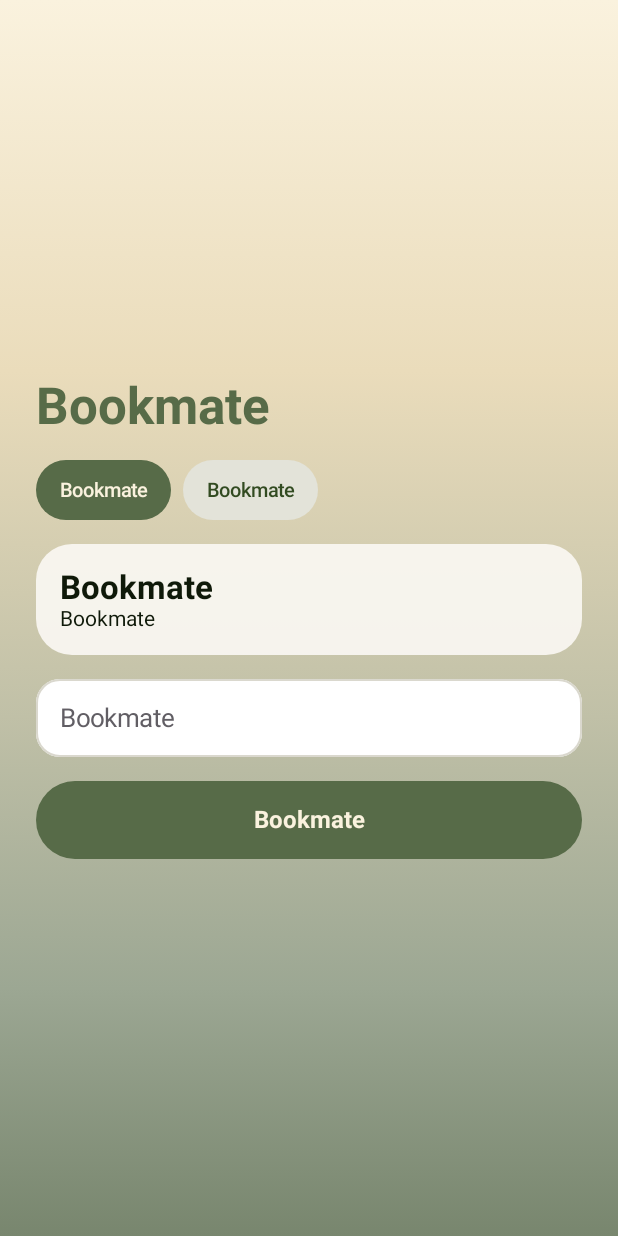
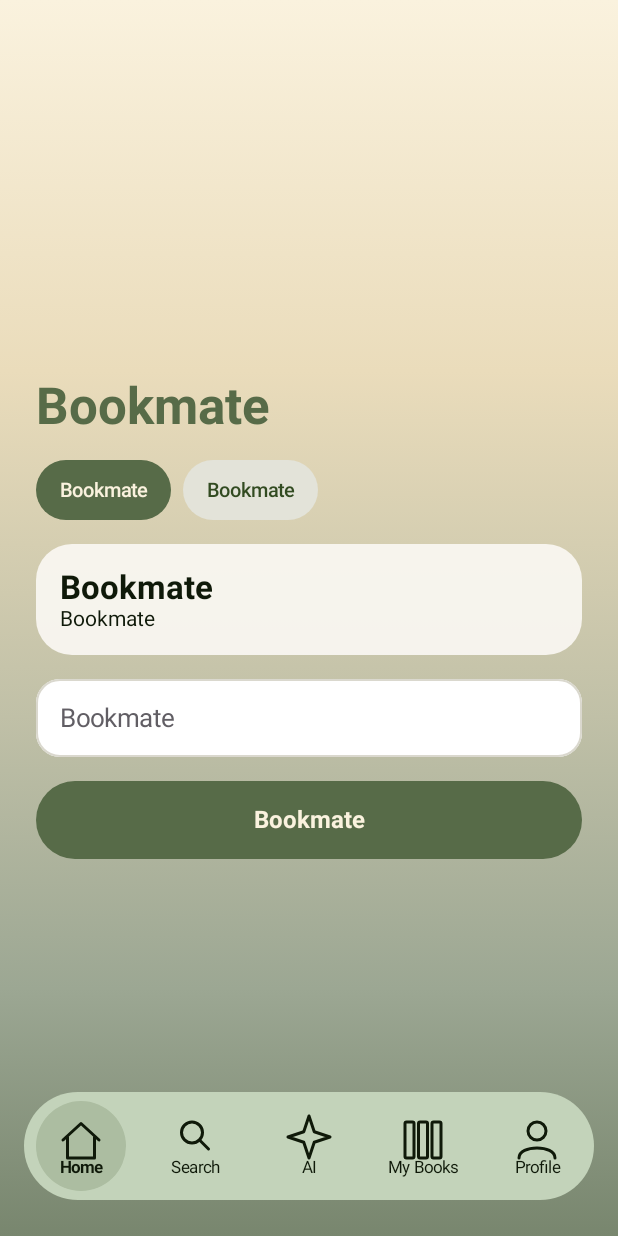
Before and after one commit to shuvosarkar96/Bookmate, an Android app built with Jetpack Compose: the screen it shows after launch (MainActivity), on a phone screen of 412 x 824 dp. Run offline under Robolectric (Android 15) with nearby library versions, the phone set to English and light mode, and no system bars; our stand-ins replace Dagger/Hilt's generated code.

Commit message:
feat: add floating pill bottom navigation

```diff
--- a/implementation/Bookmate/app/src/main/java/com/bookmate/app/MainActivity.kt
+++ b/implementation/Bookmate/app/src/main/java/com/bookmate/app/MainActivity.kt
@@ -5,6 +5,7 @@ import androidx.activity.ComponentActivity
 import androidx.activity.compose.setContent
 import androidx.compose.foundation.background
 import androidx.compose.foundation.layout.Arrangement
+import androidx.compose.foundation.layout.Box
 import androidx.compose.foundation.layout.Column
 import androidx.compose.foundation.layout.Row
 import androidx.compose.foundation.layout.fillMaxSize
@@ -20,9 +21,11 @@ import androidx.compose.ui.Alignment
 import androidx.compose.ui.Modifier
 import androidx.compose.ui.res.stringResource
 import androidx.compose.ui.unit.dp
+import com.bookmate.app.ui.components.BookmateBottomNav
 import com.bookmate.app.ui.components.BookmateCard
 import com.bookmate.app.ui.components.BookmateChip
 import com.bookmate.app.ui.components.BookmateTextField
+import com.bookmate.app.ui.components.BottomNavTab
 import com.bookmate.app.ui.components.PrimaryButton
 import com.bookmate.app.ui.theme.BookmateGradient
 import com.bookmate.app.ui.theme.BookmateTheme
@@ -43,12 +46,17 @@ class MainActivity : ComponentActivity() {
 fun Greeting() {
     var text by remember { mutableStateOf("") }
     var firstChip by remember { mutableStateOf(true) }
+    var tab by remember { mutableStateOf(BottomNavTab.Home) }
     val name = stringResource(R.string.app_name)
 
+    Box(
+        modifier = Modifier
+            .fillMaxSize()
+            .background(BookmateGradient)
+    ) {
         Column(
             modifier = Modifier
                 .fillMaxSize()
-            .background(BookmateGradient)
                 .padding(horizontal = Dimens.SideMargin),
             verticalArrangement = Arrangement.spacedBy(16.dp, Alignment.CenterVertically)
         ) {
@@ -72,4 +80,13 @@ fun Greeting() {
             )
             PrimaryButton(text = name, onClick = { })
         }
+        BookmateBottomNav(
+            selected = tab,
+            onSelect = { tab = it },
+            modifier = Modifier
+                .align(Alignment.BottomCenter)
+                .padding(horizontal = Dimens.NavSideMargin)
+                .padding(bottom = 24.dp)
+        )
     }
+}
--- /dev/null
+++ b/implementation/Bookmate/app/src/main/java/com/bookmate/app/ui/components/BookmateBottomNav.kt
@@ -0,0 +1,143 @@
+package com.bookmate.app.ui.components
+
+import androidx.annotation.StringRes
+import androidx.compose.foundation.Canvas
+import androidx.compose.foundation.background
+import androidx.compose.foundation.clickable
+import androidx.compose.foundation.layout.Arrangement
+import androidx.compose.foundation.layout.Box
+import androidx.compose.foundation.layout.Column
+import androidx.compose.foundation.layout.Row
+import androidx.compose.foundation.layout.fillMaxSize
+import androidx.compose.foundation.layout.fillMaxWidth
+import androidx.compose.foundation.layout.height
+import androidx.compose.foundation.layout.size
+import androidx.compose.foundation.shape.CircleShape
+import androidx.compose.foundation.shape.RoundedCornerShape
+import androidx.compose.material3.MaterialTheme
+import androidx.compose.material3.Surface
+import androidx.compose.material3.Text
+import androidx.compose.runtime.Composable
+import androidx.compose.ui.Alignment
+import androidx.compose.ui.Modifier
+import androidx.compose.ui.draw.clip
+import androidx.compose.ui.geometry.CornerRadius
+import androidx.compose.ui.geometry.Offset
+import androidx.compose.ui.geometry.Size
+import androidx.compose.ui.graphics.Color
+import androidx.compose.ui.graphics.StrokeCap
+import androidx.compose.ui.graphics.StrokeJoin
+import androidx.compose.ui.graphics.drawscope.Stroke
+import androidx.compose.ui.graphics.drawscope.scale
+import androidx.compose.ui.graphics.vector.PathParser
+import androidx.compose.ui.res.stringResource
+import androidx.compose.ui.semantics.Role
+import androidx.compose.ui.text.font.FontWeight
+import androidx.compose.ui.unit.dp
+import com.bookmate.app.R
+import com.bookmate.app.ui.theme.Dimens
+import com.bookmate.app.ui.theme.NavActive
+import com.bookmate.app.ui.theme.NavContainer
+import com.bookmate.app.ui.theme.TextPrimary
+
+enum class BottomNavTab(@StringRes val labelRes: Int) {
+    Home(R.string.nav_home),
+    Search(R.string.nav_search),
+    Ai(R.string.nav_ai),
+    MyBooks(R.string.nav_my_books),
+    Profile(R.string.nav_profile)
+}
+
+@Composable
+fun BookmateBottomNav(
+    selected: BottomNavTab,
+    onSelect: (BottomNavTab) -> Unit,
+    modifier: Modifier = Modifier
+) {
+    Surface(
+        modifier = modifier
+            .fillMaxWidth()
+            .height(Dimens.NavHeight),
+        shape = RoundedCornerShape(36.dp),
+        color = NavContainer
+    ) {
+        Row(
+            modifier = Modifier.fillMaxSize(),
+            verticalAlignment = Alignment.CenterVertically
+        ) {
+            BottomNavTab.entries.forEach { tab ->
+                Box(
+                    modifier = Modifier.weight(1f),
+                    contentAlignment = Alignment.Center
+                ) {
+                    NavItem(
+                        tab = tab,
+                        selected = tab == selected,
+                        onClick = { onSelect(tab) }
+                    )
+                }
+            }
+        }
+    }
+}
+
+@Composable
+private fun NavItem(tab: BottomNavTab, selected: Boolean, onClick: () -> Unit) {
+    val background = if (selected) NavActive else Color.Transparent
+    Column(
+        modifier = Modifier
+            .size(60.dp)
+            .clip(CircleShape)
+            .background(background)
+            .clickable(role = Role.Tab, onClick = onClick),
+        horizontalAlignment = Alignment.CenterHorizontally,
+        verticalArrangement = Arrangement.Center
+    ) {
+        NavIcon(tab)
+        Text(
+            text = stringResource(tab.labelRes),
+            style = MaterialTheme.typography.labelSmall,
+            fontWeight = if (selected) FontWeight.Bold else FontWeight.Normal,
+            color = TextPrimary,
+            maxLines = 1
+        )
+    }
+}
+
+private val iconStroke = Stroke(width = 2f, cap = StrokeCap.Round, join = StrokeJoin.Round)
+private val homePath = PathParser().parsePathString("M2 16 L14 5 L26 16 M5 14 V28 H23 V14").toPath()
+private val searchHandle = PathParser().parsePathString("M17 16 L23 22").toPath()
+private val sparklePath = PathParser()
+    .parsePathString("M14 0 L17.5 10.5 L28 14 L17.5 17.5 L14 28 L10.5 17.5 L0 14 L10.5 10.5 Z")
+    .toPath()
+private val profileBody = PathParser().parsePathString("M2 28 C2 19 26 19 26 28").toPath()
+
+@Composable
+private fun NavIcon(tab: BottomNavTab) {
+    Canvas(modifier = Modifier.size(28.dp)) {
+        val factor = size.width / 28f
+        scale(factor, factor, pivot = Offset.Zero) {
+            when (tab) {
+                BottomNavTab.Home -> drawPath(homePath, TextPrimary, style = iconStroke)
+                BottomNavTab.Search -> {
+                    drawCircle(TextPrimary, radius = 7f, center = Offset(12f, 11f), style = iconStroke)
+                    drawPath(searchHandle, TextPrimary, style = iconStroke)
+                }
+                BottomNavTab.Ai -> drawPath(sparklePath, TextPrimary, style = iconStroke)
+                BottomNavTab.MyBooks -> listOf(2f, 11f, 20f).forEach { x ->
+                    drawRoundRect(
+                        color = TextPrimary,
+                        topLeft = Offset(x, 4f),
+                        size = Size(6f, 24f),
+                        cornerRadius = CornerRadius(1f, 1f),
+                        style = iconStroke
+                    )
+                }
+                BottomNavTab.Profile -> {
+                    drawCircle(TextPrimary, radius = 6f, center = Offset(14f, 10f), style = iconStroke)
+                    drawPath(profileBody, TextPrimary, style = iconStroke)
+                }
+            }
+        }
+    }
+}
--- a/implementation/Bookmate/app/src/main/res/values/strings.xml
+++ b/implementation/Bookmate/app/src/main/res/values/strings.xml
@@ -1,3 +1,8 @@
 <resources>
     <string name="app_name">Bookmate</string>
+    <string name="nav_home">Home</string>
+    <string name="nav_search">Search</string>
+    <string name="nav_ai">AI</string>
+    <string name="nav_my_books">My Books</string>
+    <string name="nav_profile">Profile</string>
 </resources>
```
Lines whose indentation alone changed are shown as unchanged.
